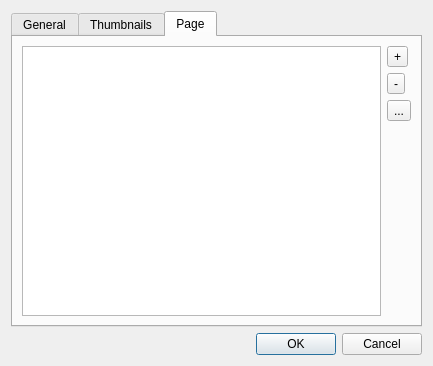
The window that elokab-fm/settingsdlg.ui (zakariakov/elokab-files-manager) describes before a commit, drawn with Qt 5.
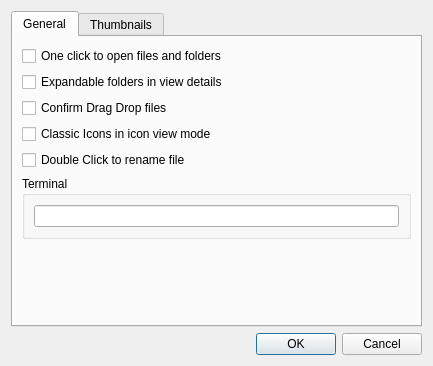
The same window after the commit.

Commit message: R n5

Patch:
```diff
--- a/elokab-fm/settingsdlg.ui
+++ b/elokab-fm/settingsdlg.ui
@@ -17,7 +17,7 @@
    <item>
     <widget class="QTabWidget" name="tabWidget">
      <property name="currentIndex">
-      <number>2</number>
+      <number>0</number>
      </property>
      <widget class="QWidget" name="tab">
       <attribute name="title">
@@ -160,63 +160,6 @@
        </item>
       </layout>
      </widget>
-     <widget class="QWidget" name="tab_3">
-      <attribute name="title">
-       <string>Page</string>
-      </attribute>
-      <layout class="QHBoxLayout" name="horizontalLayout_2">
-       <item>
-        <widget class="QListView" name="listView"/>
-       </item>
-       <item>
-        <layout class="QVBoxLayout" name="verticalLayout_3">
-         <item>
-          <widget class="QToolButton" name="toolButton">
-           <property name="toolTip">
-            <string>Add Action</string>
-           </property>
-           <property name="text">
-            <string>+</string>
-           </property>
-          </widget>
-         </item>
-         <item>
-          <widget class="QToolButton" name="toolButton_2">
-           <property name="toolTip">
-            <string>Remove Action</string>
-           </property>
-           <property name="text">
-            <string>-</string>
-           </property>
-          </widget>
-         </item>
-         <item>
-          <widget class="QToolButton" name="toolButton_3">
-           <property name="toolTip">
-            <string>Edite Action</string>
-           </property>
-           <property name="text">
-            <string>...</string>
-           </property>
-          </widget>
-         </item>
-         <item>
-          <spacer name="verticalSpacer_3">
-           <property name="orientation">
-            <enum>Qt::Vertical</enum>
-           </property>
-           <property name="sizeHint" stdset="0">
-            <size>
-             <width>20</width>
-             <height>158</height>
-            </size>
-           </property>
-          </spacer>
-         </item>
-        </layout>
-       </item>
-      </layout>
-     </widget>
     </widget>
    </item>
    <item>
```
